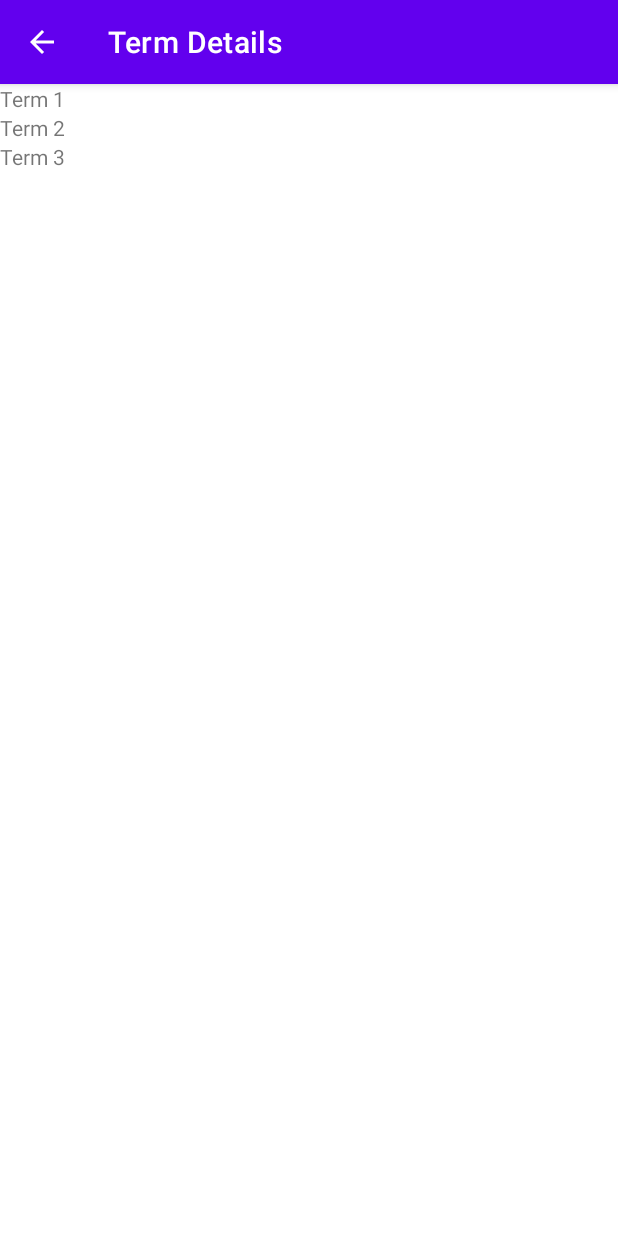
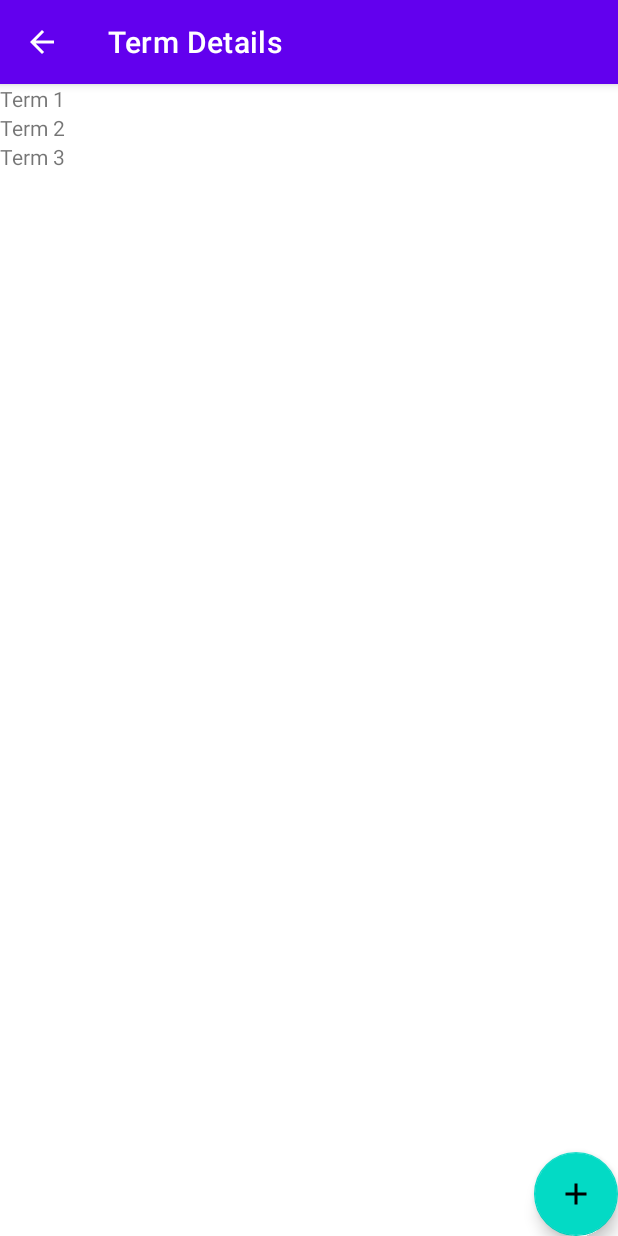
Before and after one commit to aaivey22/academic_manager, an Android app: the TermDetails screen opened directly, with no data from a screen before it, on a phone screen of 412 x 824 dp. Run offline under Robolectric (Android 15) with nearby library versions, the phone set to English and light mode, and no system bars.

Commit message:
Term details layout now contains a floating action btn

```diff
--- a/app/src/main/java/angelaivey/example/academic_schedule_and_progress_tracker/UI/TermDetails.java
+++ b/app/src/main/java/angelaivey/example/academic_schedule_and_progress_tracker/UI/TermDetails.java
@@ -2,7 +2,11 @@ package angelaivey.example.academic_schedule_and_progress_tracker.UI;
 
 import androidx.appcompat.app.AppCompatActivity;
 
+import android.content.Intent;
 import android.os.Bundle;
+import android.view.View;
+
+import com.google.android.material.floatingactionbutton.FloatingActionButton;
 
 import angelaivey.example.academic_schedule_and_progress_tracker.R;
 
@@ -12,5 +16,13 @@ public class TermDetails extends AppCompatActivity {
     protected void onCreate(Bundle savedInstanceState) {
         super.onCreate(savedInstanceState);
         setContentView(R.layout.activity_term_details);
+        FloatingActionButton fab = findViewById(R.id.floatingActionButton2);
+        fab.setOnClickListener(new View.OnClickListener() {
+            @Override
+            public void onClick(View view) {
+                Intent intent = new Intent(TermDetails.this, TermList.class);
+                startActivity(intent);
+            }
+        });
     }
 }
--- a/app/src/main/res/layout/activity_term_details.xml
+++ b/app/src/main/res/layout/activity_term_details.xml
@@ -6,6 +6,15 @@
     android:layout_height="match_parent"
     android:orientation="vertical"
     tools:context=".UI.TermDetails">
+
+    <com.google.android.material.floatingactionbutton.FloatingActionButton
+        android:id="@+id/floatingActionButton2"
+        android:layout_width="wrap_content"
+        android:layout_height="wrap_content"
+        android:clickable="true"
+        app:layout_constraintBottom_toBottomOf="parent"
+        app:layout_constraintEnd_toEndOf="parent"
+        app:srcCompat="@drawable/ic_baseline_add_24" />
 
     <ScrollView
         android:layout_width="match_parent"
```
